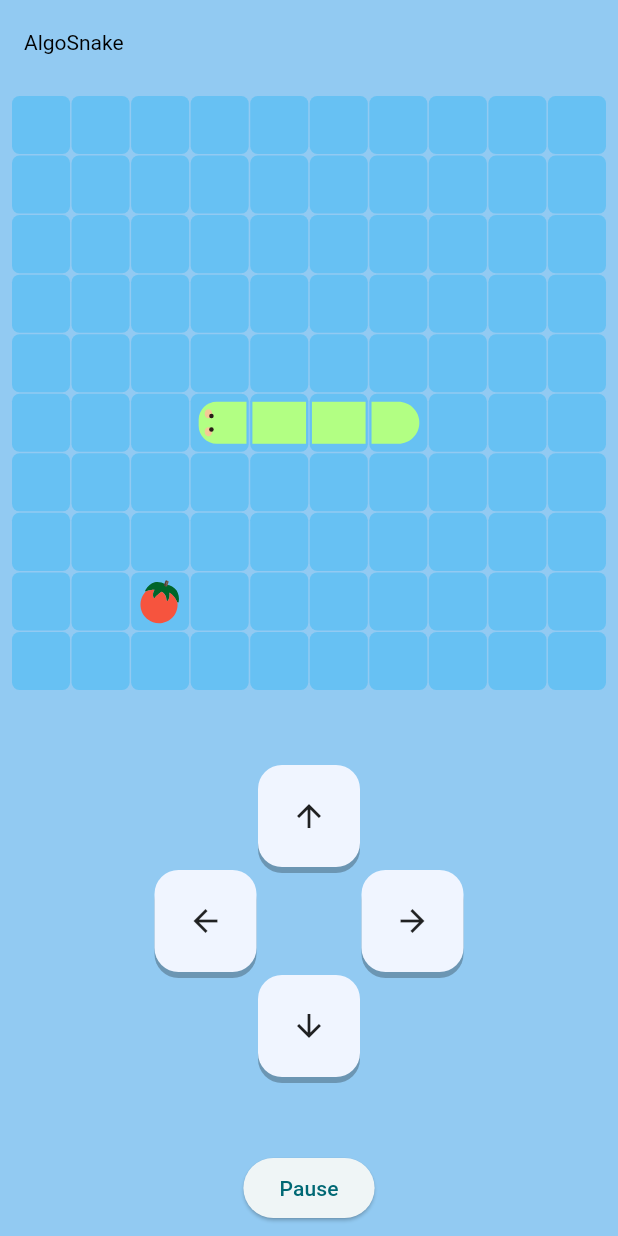
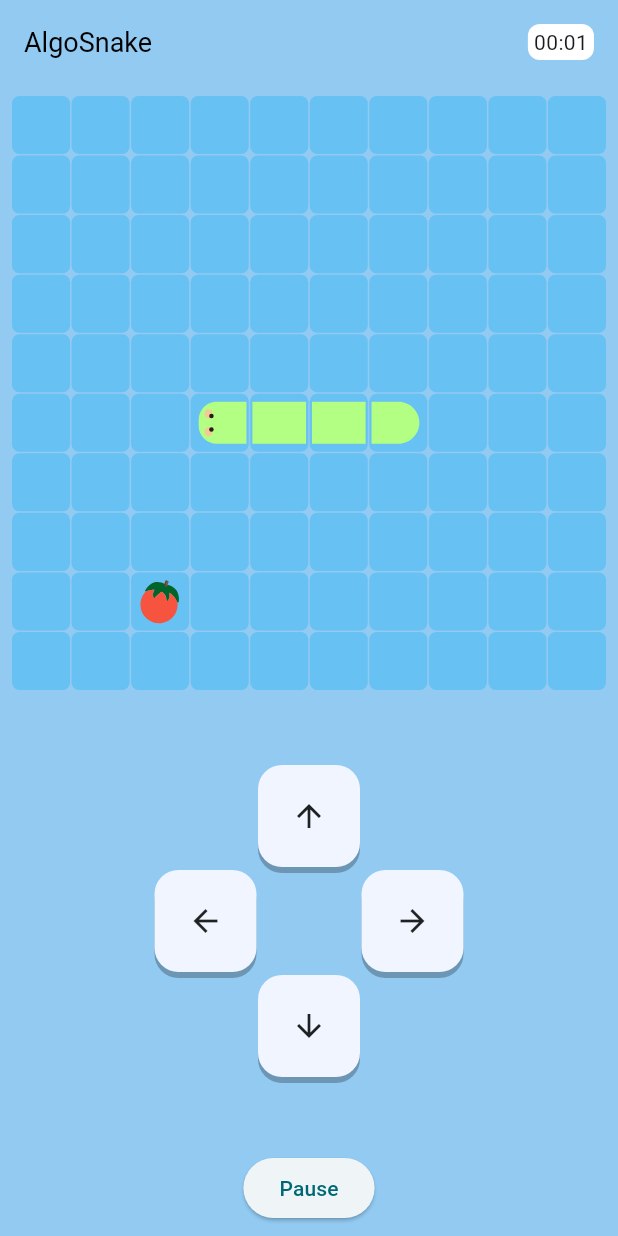
Before and after one commit to sgruhier/algo_snake, a Flutter app: the screen it shows after launch, after a tap on "Start", on a phone screen of 412 x 824 dp. Run offline on Flutter 3.47's test engine with Material 3 defaults, Android fonts, the phone set to English and light mode, and no system bars; our stand-ins replace flutter_riverpod, flutter_svg, go_router, google_fonts; Roboto replaces fonts that are missing (Jua).

Commit message:
add timer

```diff
--- a/lib/home_screen.dart
+++ b/lib/home_screen.dart
@@ -7,6 +7,7 @@ import 'package:flutter_snake/models/tile_model.dart';
 import 'package:flutter_snake/providers/game_provider.dart';
 import 'package:flutter_snake/widgets/board.dart';
 import 'package:flutter_snake/widgets/joystick.dart';
+import 'package:flutter_snake/widgets/timer.dart';
 import 'package:google_fonts/google_fonts.dart';
 
 class HomeScreen extends ConsumerStatefulWidget {
@@ -25,7 +26,8 @@ class _HomeScreenState extends ConsumerState<HomeScreen> {
     var game = ref.watch(gameProvider);
     return Scaffold(
       appBar: AppBar(
-        title: Text('AlgoSnake', style: GoogleFonts.jua()),
+        title: Text('AlgoSnake', style: GoogleFonts.jua(fontSize: 18)),
+        actions: const [TimerWidget()],
       ),
       body: Padding(
         padding: const EdgeInsets.all(8.0),
--- /dev/null
+++ b/lib/widgets/timer.dart
@@ -0,0 +1,74 @@
+import 'dart:async';
+
+import 'package:flutter/material.dart';
+import 'package:flutter_riverpod/flutter_riverpod.dart';
+import 'package:flutter_snake/providers/game_provider.dart';
+import 'package:google_fonts/google_fonts.dart';
+
+class TimerWidget extends ConsumerStatefulWidget {
+  const TimerWidget({super.key});
+
+  @override
+  ConsumerState<TimerWidget> createState() => _TimerWidgetState();
+}
+
+class _TimerWidgetState extends ConsumerState<TimerWidget> {
+  Timer? _timer;
+  int _secondsElapsed = 0;
+
+  @override
+  void initState() {
+    super.initState();
+  }
+
+  void _startTimer() {
+    _timer = Timer.periodic(const Duration(seconds: 1), (timer) {
+      setState(() {
+        _secondsElapsed++;
+      });
+    });
+  }
+
+  void _pauseTimer() {
+    _timer?.cancel();
+  }
+
+  String get _formattedTime {
+    final minutes = _secondsElapsed ~/ 60;
+    final seconds = _secondsElapsed % 60;
+    return '${_twoDigits(minutes)}:${_twoDigits(seconds)}';
+  }
+
+  String _twoDigits(int n) => n.toString().padLeft(2, '0');
+
+  @override
+  void dispose() {
+    _timer?.cancel();
+    super.dispose();
+  }
+
+  @override
+  Widget build(BuildContext context) {
+    ref.listen(gameProvider, (previous, next) {
+      if (previous?.isPlaying == false && next.isPlaying) {
+        _startTimer();
+      } else if ((previous?.isPaused == false && next.isPaused) || next.isGameOver) {
+        _pauseTimer();
+      } else if (previous?.isPaused == true && !next.isPaused) {
+        _startTimer();
+      }
+    });
+    return Container(
+      padding: const EdgeInsets.symmetric(horizontal: 4, vertical: 2),
+      margin: const EdgeInsets.only(right: 16),
+      decoration: BoxDecoration(
+        color: Colors.white,
+        borderRadius: BorderRadius.circular(8),
+      ),
+      child: Text(
+        _formattedTime,
+        style: GoogleFonts.azeretMono(fontSize: 14),
+      ),
+    );
+  }
+}
```
